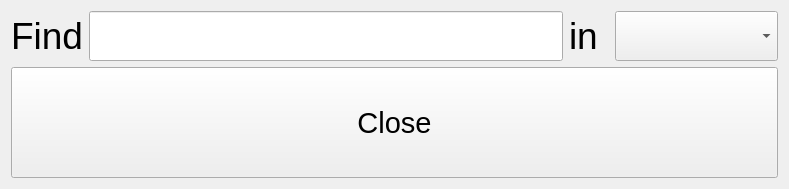
Before: the Qt Designer form find.ui in sanya-bogatyirev-04/cw-products, drawn with Qt 5.
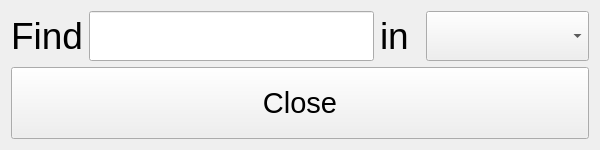
After: the same form once the commit is applied.

What changed in the file:
```diff
--- a/find.ui
+++ b/find.ui
@@ -6,8 +6,8 @@
    <rect>
     <x>0</x>
     <y>0</y>
-    <width>789</width>
-    <height>189</height>
+    <width>600</width>
+    <height>150</height>
    </rect>
   </property>
   <property name="sizePolicy">
@@ -16,6 +16,18 @@
     <verstretch>0</verstretch>
    </sizepolicy>
   </property>
+  <property name="minimumSize">
+   <size>
+    <width>600</width>
+    <height>150</height>
+   </size>
+  </property>
+  <property name="maximumSize">
+   <size>
+    <width>600</width>
+    <height>150</height>
+   </size>
+  </property>
   <property name="windowTitle">
    <string>Find</string>
   </property>
```
